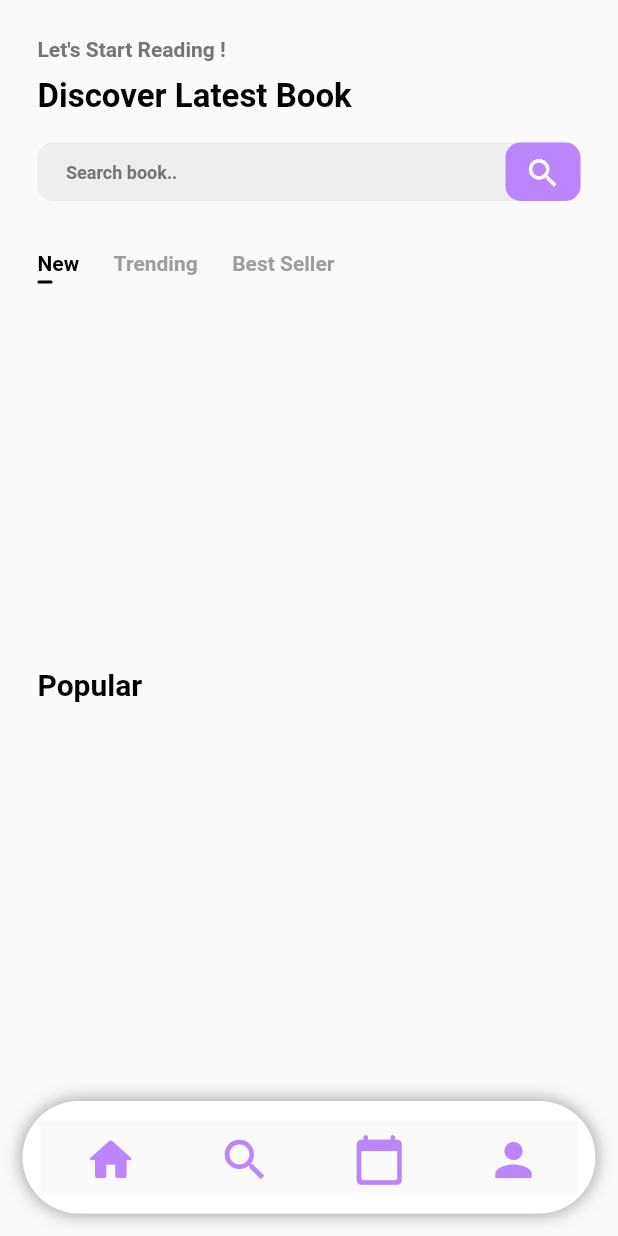
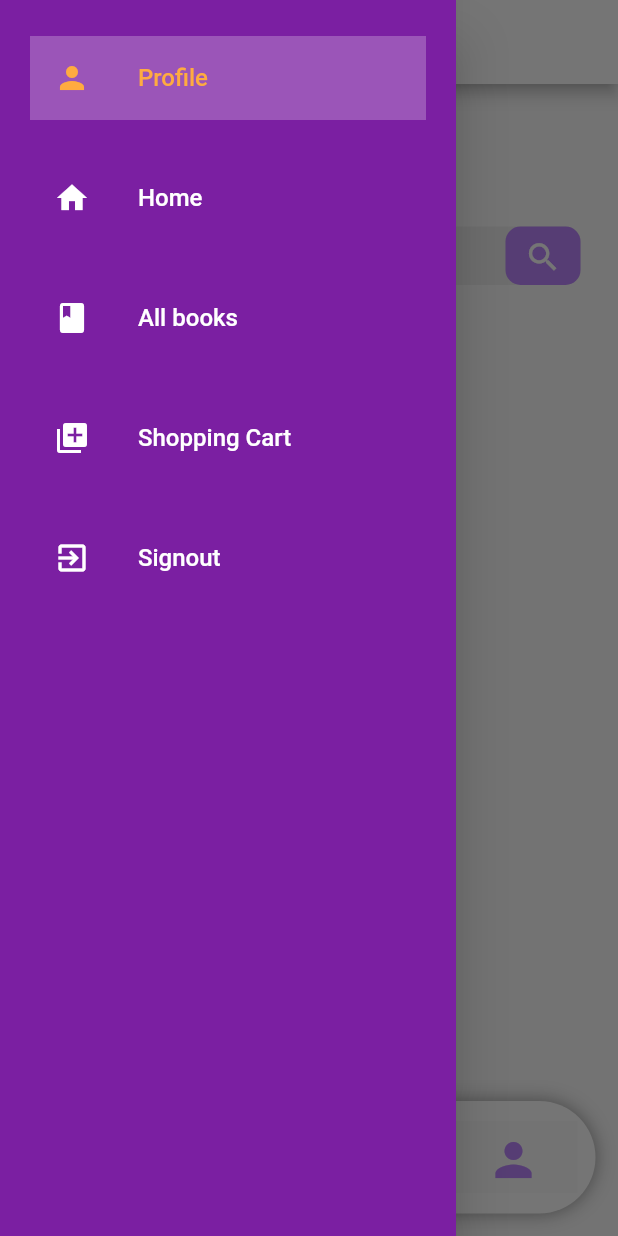
Before and after one commit to ellie-aluge/MasterReads, a Flutter app: the BookList screen opened by its route, with the side drawer open (before the commit the screen has no drawer), on a phone screen of 412 x 824 dp. Run offline on Flutter 3.47's test engine with Material 2 defaults, Android fonts, the phone set to English and light mode, and no system bars; our stand-ins replace cloud_firestore, connectivity_plus, email_validator, file_picker, firebase_auth, firebase_core and 9 more; missing offline and left inert: dart:ffi, snap, syncfusion_flutter_pdfviewer; accounts and stored records are empty; Roboto replaces fonts that are missing (Poppins).

Commit message:
side bar

```diff
--- a/lib/main.dart
+++ b/lib/main.dart
@@ -4,6 +4,7 @@ import 'package:flutter/material.dart';
 import 'package:masterreads/Service/authentication.dart';
 import 'package:masterreads/constants/colors.dart';
 import 'package:masterreads/providers/books_provider.dart';
+import 'package:masterreads/providers/navigation_provider.dart';
 import 'package:masterreads/routes/routes.dart';
 import 'package:masterreads/views/UserRoleRouting/RoleRouting.dart';
 import 'package:masterreads/views/login/login_screen.dart';
@@ -33,6 +34,7 @@ class MyApp extends StatelessWidget {
           initialData: null,
         ),
         ChangeNotifierProvider(create: (_) => Books()),
+        ChangeNotifierProvider(create: (_) => NavigationProvider()),
       ],
       child: MaterialApp(
         debugShowCheckedModeBanner: false,
--- /dev/null
+++ b/lib/models/navigation.dart
@@ -0,0 +1,14 @@
+enum NavigationItem {
+  header,
+  people,
+  approved,
+  rejected,
+  pending,
+  plugins,
+  notifications,
+  cart,
+  books,
+  profile,
+  signout,
+  home,
+}
--- /dev/null
+++ b/lib/providers/navigation_provider.dart
@@ -0,0 +1,14 @@
+import 'package:flutter/material.dart';
+import 'package:masterreads/models/navigation.dart';
+
+class NavigationProvider extends ChangeNotifier {
+  NavigationItem _navigationItem = NavigationItem.profile;
+
+  NavigationItem get navigationItem => _navigationItem;
+
+  void setNavigationItem(NavigationItem navigationItem) {
+    _navigationItem = navigationItem;
+
+    notifyListeners();
+  }
+}
--- a/lib/views/UserRoleRouting/RoleRouting.dart
+++ b/lib/views/UserRoleRouting/RoleRouting.dart
@@ -64,10 +64,11 @@ class _RoleRouting extends State<RoleRouting>  with TickerProviderStateMixin  {
   }
 
   void navigateNext(Widget route) {
-    Timer(Duration(milliseconds: 500), () {
+    Timer(Duration(milliseconds: 300), () {
 
       // Navigator.pushNamed(context, AppRoutes.routeBookDetail);
       Navigator.push(context, MaterialPageRoute(builder: (_) => route));
+
     });
   }
 
--- /dev/null
+++ b/lib/views/navigation/navigationBuyer.dart
@@ -0,0 +1,153 @@
+import 'package:flutter/material.dart';
+import 'package:flutter_slider_drawer/flutter_slider_drawer.dart';
+import 'package:masterreads/views/user/books/bookList.dart';
+import 'package:masterreads/views/user/profilePage.dart';
+import 'package:path/path.dart';
+import 'package:masterreads/models/navigation.dart';
+import 'package:masterreads/providers/navigation_provider.dart';
+import 'package:provider/provider.dart';
+import 'package:masterreads/Service/authentication.dart';
+
+
+
+class NavigationBuyerDrawerWidget extends StatelessWidget {
+  static final padding = EdgeInsets.symmetric(horizontal: 20);
+  final name = 'Sarah Abs';
+  final email = 'sarah@abs.com';
+  final urlImage =
+      'https://images.unsplash.com/photo-1494790108377-be9c29b29330?ixid=MnwxMjA3fDB8MHxwaG90by1wYWdlfHx8fGVufDB8fHx8&ixlib=rb-1.2.1&auto=format&fit=crop&w=634&q=80';
+
+
+  @override
+  Widget build(BuildContext context) =>
+      Drawer(
+        child: Container(
+          color: Colors.purple[700],
+          child: ListView(
+            children: <Widget>[
+              // buildHeader(
+              //   context,
+              //   urlImage: urlImage,
+              //   name: name,
+              //   email: email,
+              // ),
+              Container(
+                padding: padding,
+                child: Column(
+                  children: [
+                    const SizedBox(height: 24),
+                    buildMenuItem(
+                      context,
+                      item: NavigationItem.profile,
+                      text: 'Profile',
+                      icon: Icons.person,
+                    ),
+
+                    const SizedBox(height: 24),
+                    buildMenuItem(
+                      context,
+                      item: NavigationItem.home,
+                      text: 'Home',
+                      icon: Icons.home,
+                    ),
+
+                    const SizedBox(height: 24),
+                    buildMenuItem(
+                      context,
+                      item: NavigationItem.books,
+                      text: 'All books',
+                      icon: Icons.book,
+                    ),
+
+
+                    const SizedBox(height: 24),
+                    buildMenuItem(
+                      context,
+                      item: NavigationItem.cart,
+                      text: 'Shopping Cart',
+                      icon: Icons.library_add,
+                    ),
+
+                    const SizedBox(height: 24),
+                    buildMenuItem(
+                      context,
+                      item: NavigationItem.signout,
+                      text: 'Signout ',
+                      icon: Icons.exit_to_app,
+                    ),
+
+                  ],
+                ),
+              ),
+            ],
+          ),
+        ),
+      );
+
+  Widget buildMenuItem(
+      BuildContext context, {
+        required NavigationItem item,
+        required String text,
+        required IconData icon,
+      }) {
+    final provider = Provider.of<NavigationProvider>(context);
+    final currentItem = provider.navigationItem;
+    final isSelected = item == currentItem;
+
+    final color = isSelected ? Colors.orangeAccent : Colors.white;
+
+    return Material(
+      color: Colors.transparent,
+      child: ListTile(
+        selected: isSelected,
+        selectedTileColor: Colors.white24,
+        leading: Icon(icon, color: color),
+        title: Text(text, style: TextStyle(color: color, fontSize: 16)),
+        onTap: () => selectItem(context, item),
+      ),
+    );
+  }
+
+  void selectItem(BuildContext context, NavigationItem item) {
+    final provider = Provider.of<NavigationProvider>(context, listen: false);
+    print(item);
+    provider.setNavigationItem(item);
+    if(item.toString()=="NavigationItem.profile")
+    {
+      navigateNext(ProfilePage(), context);
+    }
+
+    if(item.toString()=="NavigationItem.home")
+    {
+      navigateNext(BookList(), context);
+    }
+
+
+    if(item.toString()=="NavigationItem.signout")
+    {
+      context.read<AuthService>().signOut();
+    }
+
+
+
+    if(item.toString()=="NavigationItem.people")
+    {
+      navigateNext(ProfilePage(), context);
+    }
+
+
+    if(item.toString()=="NavigationItem.people")
+    {
+
+      navigateNext(ProfilePage(), context);
+    }
+  }
+
+  void navigateNext(Widget route, context)
+    {
+
+      // Navigator.pushNamed(context, AppRoutes.routeBookDetail);
+
+      Navigator.push(context, MaterialPageRoute(builder: (_) => route));
+    }
+}
--- a/lib/views/user/books/bookList.dart
+++ b/lib/views/user/books/bookList.dart
@@ -9,6 +9,7 @@ import 'package:masterreads/views/user/books/bookDetail.dart';
 import 'package:masterreads/views/user/books/searchBook.dart';
 import 'package:masterreads/widgets/bottomBar.dart';
 import 'package:masterreads/widgets/customTabIndicator.dart';
+import 'package:masterreads/views/navigation/navigationBuyer.dart';
 
 class BookList extends StatefulWidget {
   const BookList({super.key});
@@ -44,6 +45,12 @@ class _BookListState extends State<BookList> {
   @override
   Widget build(BuildContext context) {
     return Scaffold(
+      drawer: NavigationBuyerDrawerWidget(),
+   appBar: AppBar(
+     title: Text('MasterEreads'),
+     backgroundColor: Colors.white,
+   ),
+
       body: Container(
         child: Stack(
           children: [
--- a/pubspec.yaml
+++ b/pubspec.yaml
@@ -74,6 +74,7 @@ dependencies:
   firebase_storage: ^10.2.16
   syncfusion_flutter_pdfviewer: ^20.1.57-beta
   snap: ^2.0.0
+  flutter_slider_drawer: ^2.1.1
 
 
 dev_dependencies:
```
Also changed, not shown: lib/views/Admin/adminHomepage.dart (+44 -0 lines), lib/views/navigation/navigationAdmin.dart (added, +103 -0 lines), lib/views/navigation/navigationSeller.dart (added, +103 -0 lines), lib/views/user/books/bookDetail.dart (+8 -1 lines), lib/views/user/profilePage.dart (+14 -10 lines), pubspec.lock.
